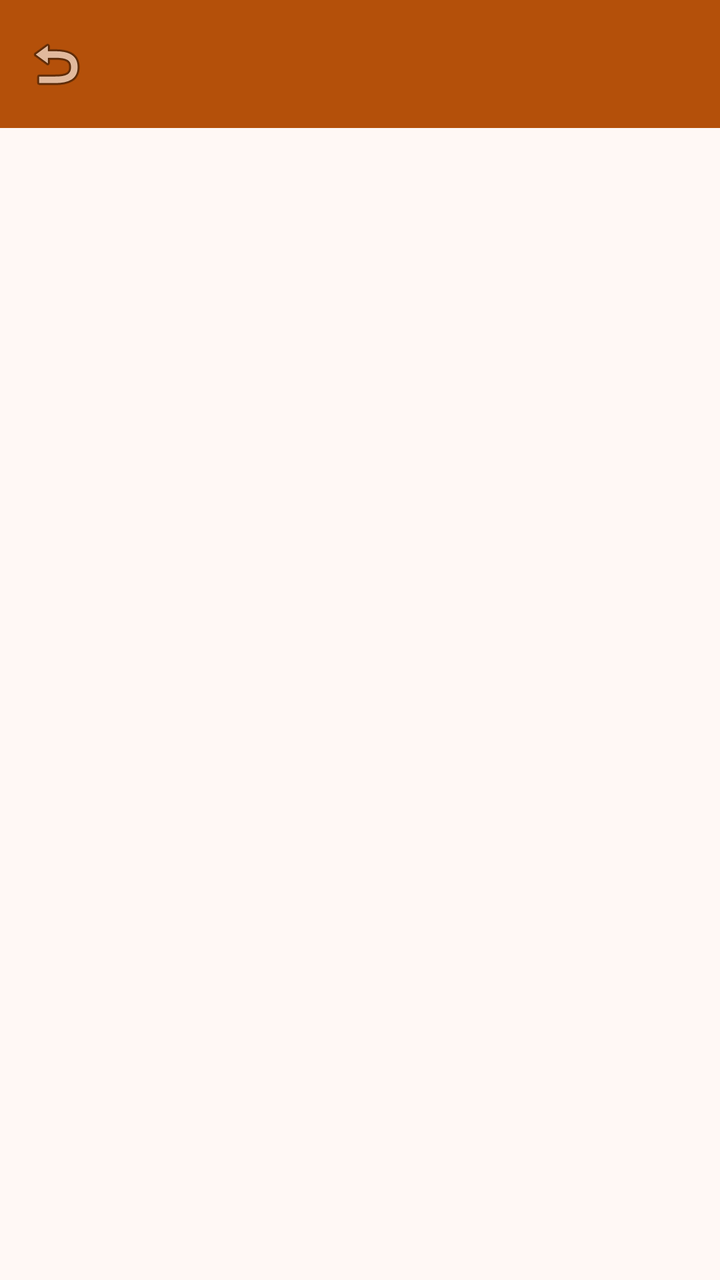
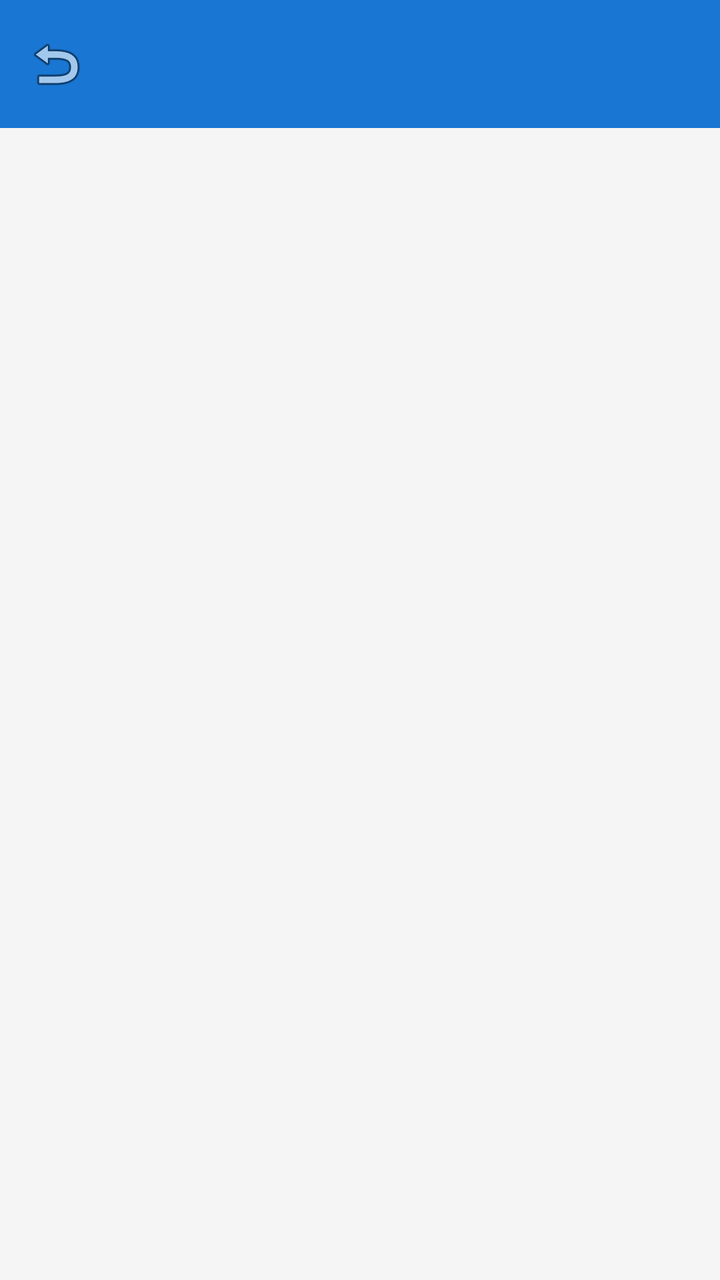

Screens rendered from an Android XML layout before and after an edit, with the pre-edit source and the edit as a unified diff.
<!-- AndroidManifest.xml: application theme Theme.ReceitasApp -->
<!-- res/layout/activity_lista_receitas.xml -->
<?xml version="1.0" encoding="utf-8"?>
<LinearLayout
    xmlns:android="http://schemas.android.com/apk/res/android"
    xmlns:app="http://schemas.android.com/apk/res-auto"
    android:layout_width="match_parent"
    android:layout_height="match_parent"
    android:background="?android:colorBackground"
    android:orientation="vertical">

    <com.google.android.material.appbar.MaterialToolbar
        android:id="@+id/toolbarLista"
        android:layout_width="match_parent"
        android:layout_height="?attr/actionBarSize"
        android:background="@color/laranja_primario"
        app:navigationIcon="@android:drawable/ic_menu_revert"
        app:titleTextColor="@color/branco" />

    <TextView
        android:id="@+id/txtTituloLista"
        android:layout_width="match_parent"
        android:layout_height="wrap_content"
        android:layout_marginStart="16dp"
        android:layout_marginTop="16dp"
        android:layout_marginEnd="16dp"
        android:textColor="@color/texto_primario"
        android:textSize="20sp"
        android:textStyle="bold" />

    <TextView
        android:id="@+id/txtQtdResultados"
        android:layout_width="match_parent"
        android:layout_height="wrap_content"
        android:layout_marginStart="16dp"
        android:layout_marginEnd="16dp"
        android:layout_marginBottom="8dp"
        android:textColor="@color/texto_secundario"
        android:textSize="13sp" />

    <TextView
        android:id="@+id/txtListaVazia"
        android:layout_width="match_parent"
        android:layout_height="wrap_content"
        android:layout_margin="16dp"
        android:text="@string/lista_vazia"
        android:textColor="@color/texto_secundario"
        android:textSize="15sp"
        android:visibility="gone" />

    
    <ListView
        android:id="@+id/listReceitas"
        android:layout_width="match_parent"
        android:layout_height="0dp"
        android:layout_weight="1"
        android:clipToPadding="false"
        android:divider="@null"
        android:dividerHeight="0dp"
        android:padding="12dp" />

</LinearLayout>
<!-- resources referenced by this layout -->
<resources>
  <color name="branco">#FFFFFFFF</color>
  <color name="laranja_primario">#FFB4500A</color>
  <color name="texto_primario">#FF221A15</color>
  <color name="texto_secundario">#FF6F5B52</color>
  <string name="lista_vazia">Nenhuma receita encontrada.</string>
  <style name="Theme.ReceitasApp" parent="Theme.Material3.Light.NoActionBar">
          <item name="colorPrimary">@color/laranja_primario</item>
          <item name="colorOnPrimary">@color/branco</item>
          <item name="colorPrimaryContainer">@color/laranja_claro</item>
          <item name="colorOnPrimaryContainer">@color/texto_primario</item>
          <item name="colorSecondary">@color/verde_secundario</item>
          <item name="colorOnSecondary">@color/branco</item>
          <item name="android:colorBackground">@color/fundo</item>
          <item name="colorSurface">@color/superficie</item>
          <item name="android:statusBarColor">@color/laranja_primario</item>
          <item name="android:windowLightStatusBar">false</item>
      </style>
  <color name="laranja_claro">#FFFFDBC7</color>
  <color name="verde_secundario">#FF3E6B3C</color>
  <color name="fundo">#FFFFF8F5</color>
  <color name="superficie">#FFFFFFFF</color>
</resources>

<!-- the commit's change to res/layout/activity_lista_receitas.xml (unified diff, before → after) -->
@@ -11,9 +11,9 @@
         android:id="@+id/toolbarLista"
         android:layout_width="match_parent"
         android:layout_height="?attr/actionBarSize"
-        android:background="@color/laranja_primario"
+        android:background="@color/primary"
         app:navigationIcon="@android:drawable/ic_menu_revert"
-        app:titleTextColor="@color/branco" />
+        app:titleTextColor="@color/white" />
 
     <TextView
         android:id="@+id/txtTituloLista"
@@ -22,7 +22,7 @@
         android:layout_marginStart="16dp"
         android:layout_marginTop="16dp"
         android:layout_marginEnd="16dp"
-        android:textColor="@color/texto_primario"
+        android:textColor="@color/text_primary"
         android:textSize="20sp"
         android:textStyle="bold" />
 
@@ -33,7 +33,7 @@
         android:layout_marginStart="16dp"
         android:layout_marginEnd="16dp"
         android:layout_marginBottom="8dp"
-        android:textColor="@color/texto_secundario"
+        android:textColor="@color/text_secondary"
         android:textSize="13sp" />
 
     <TextView
@@ -42,7 +42,7 @@
         android:layout_height="wrap_content"
         android:layout_margin="16dp"
         android:text="@string/lista_vazia"
-        android:textColor="@color/texto_secundario"
+        android:textColor="@color/text_secondary"
         android:textSize="15sp"
         android:visibility="gone" />
 
<!-- resource entries referenced after the edit -->
@@ -1,25 +1,25 @@
 <!-- resources referenced by this layout -->
 <resources>
-  <color name="branco">#FFFFFFFF</color>
-  <color name="laranja_primario">#FFB4500A</color>
-  <color name="texto_primario">#FF221A15</color>
-  <color name="texto_secundario">#FF6F5B52</color>
+  <color name="primary">#1976D2</color>
+  <color name="text_primary">#212121</color>
+  <color name="text_secondary">#757575</color>
+  <color name="white">#FFFFFF</color>
   <string name="lista_vazia">Nenhuma receita encontrada.</string>
   <style name="Theme.ReceitasApp" parent="Theme.Material3.Light.NoActionBar">
-          <item name="colorPrimary">@color/laranja_primario</item>
-          <item name="colorOnPrimary">@color/branco</item>
-          <item name="colorPrimaryContainer">@color/laranja_claro</item>
-          <item name="colorOnPrimaryContainer">@color/texto_primario</item>
-          <item name="colorSecondary">@color/verde_secundario</item>
-          <item name="colorOnSecondary">@color/branco</item>
-          <item name="android:colorBackground">@color/fundo</item>
-          <item name="colorSurface">@color/superficie</item>
-          <item name="android:statusBarColor">@color/laranja_primario</item>
-          <item name="android:windowLightStatusBar">false</item>
+          <item name="colorPrimary">@color/primary</item>
+          <item name="colorOnPrimary">@color/white</item>
+          <item name="colorPrimaryContainer">@color/primary_light</item>
+          <item name="colorOnPrimaryContainer">@color/text_primary</item>
+          <item name="colorSecondary">@color/secondary</item>
+          <item name="colorOnSecondary">@color/white</item>
+          <item name="android:colorBackground">@color/background</item>
+          <item name="colorSurface">@color/surface</item>
+          <item name="android:statusBarColor">@color/primary</item>
+          <item name="android:windowLightStatusBar">true</item>
       </style>
-  <color name="laranja_claro">#FFFFDBC7</color>
-  <color name="verde_secundario">#FF3E6B3C</color>
-  <color name="fundo">#FFFFF8F5</color>
-  <color name="superficie">#FFFFFFFF</color>
+  <color name="primary_light">#E3F2FD</color>
+  <color name="secondary">#388E3C</color>
+  <color name="background">#F5F5F5</color>
+  <color name="surface">#FFFFFF</color>
 </resources>
 
